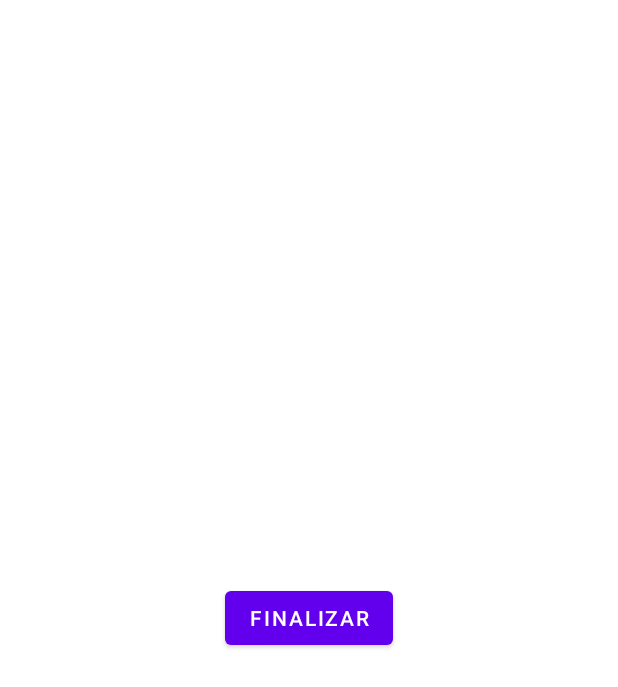
After one commit to Jairlgt15/AndroidAplicacionesMoviles, an Android app: the layout activity_ciclo_vida2.xml on its own in the app's theme, with its tools: preview values and no code run, on a phone screen of 412 x 824 dp. The commit adds this screen. Shown: the top 687 px of the screen. Run offline under Robolectric (Android 15) with nearby library versions, the phone set to English and light mode, and no system bars.

Commit message:
CicloDevida de una aplicacion, no funciona al crear el boton finalizar, no carga la actividad

```diff
--- a/app/src/main/java/com/jairgomez/miercoles/ScrollingViewActivity.kt
+++ b/app/src/main/java/com/jairgomez/miercoles/ScrollingViewActivity.kt
@@ -4,7 +4,7 @@ import androidx.appcompat.app.AppCompatActivity
 import android.os.Bundle
 
 class ScrollingViewActivity : AppCompatActivity() {
-    override fun onCreate(savedInstanceState: Bundle?) {
+    /*override fun onCreate(savedInstanceState: Bundle?) {
         super.onCreate(savedInstanceState)
         setContentView(R.layout.activity_scrolling_view)
         val editTextDatos = findViewById<EditText>(R.id.editTextDatos)
@@ -18,5 +18,5 @@ class ScrollingViewActivity : AppCompatActivity() {
             textViewMostrarTexto.text = ""
             editTextDatos.setText("")
         }
-    }
+    }*/
 }
--- /dev/null
+++ b/app/src/main/res/layout/activity_ciclo_vida2.xml
@@ -0,0 +1,19 @@
+<?xml version="1.0" encoding="utf-8"?>
+<androidx.constraintlayout.widget.ConstraintLayout xmlns:android="http://schemas.android.com/apk/res/android"
+    xmlns:app="http://schemas.android.com/apk/res-auto"
+    xmlns:tools="http://schemas.android.com/tools"
+    android:id="@+id/btnfinalizar"
+    android:layout_width="match_parent"
+    android:layout_height="match_parent"
+    tools:context=".CicloVidaActivity2">
+
+    <Button
+        android:id="@+id/button4"
+        android:layout_width="wrap_content"
+        android:layout_height="wrap_content"
+        android:text="Finalizar"
+        app:layout_constraintBottom_toBottomOf="parent"
+        app:layout_constraintEnd_toEndOf="parent"
+        app:layout_constraintStart_toStartOf="parent"
+        app:layout_constraintTop_toTopOf="parent" />
+</androidx.constraintlayout.widget.ConstraintLayout>
```
Also changed, not shown: app/src/main/AndroidManifest.xml (+10 -7 lines), app/src/main/java/com/jairgomez/miercoles/CicloVidaActivity2.kt (added, +65 -0 lines).
